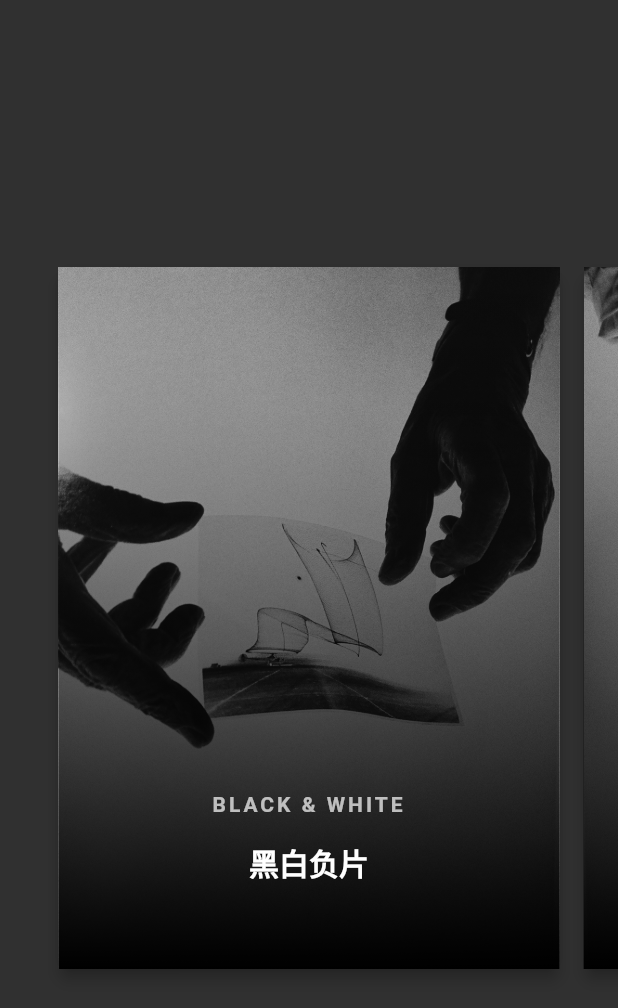
After one commit to QuincyJiang/FilmDev, a Flutter app: the IntroPageView screen opened directly, on a phone screen of 412 x 824 dp. The commit adds this screen. Shown: the top 1008 px of the screen. Run offline on Flutter 3.47's test engine with Material 2 defaults, Android fonts, the phone set to English and light mode, and no system bars; our stand-ins replace flare_flutter, sqflite; accounts and stored records are empty; statements that could not run were skipped.

Commit message:
[dev] add procedure select page

```diff
--- a/film_dev/lib/pages/main_page.dart
+++ b/film_dev/lib/pages/main_page.dart
@@ -8,7 +8,6 @@ import 'package:film_dev/pages/tips_page.dart';
 import 'package:flare_flutter/flare_actor.dart';
 import 'package:flutter/material.dart';
 import 'package:flutter/services.dart';
-import 'dart:io';
 
 
 class MainPage extends StatefulWidget {
@@ -26,8 +25,7 @@ class _MainPageState extends State<MainPage> with TickerProviderStateMixin{
 
   @override
   Widget build(BuildContext context) {
-    return WillPopScope(
-        child:  DefaultTabController(
+    return DefaultTabController(
           length: 4,
           child: Scaffold(
             key: _scaffoldKey,
@@ -132,12 +130,7 @@ class _MainPageState extends State<MainPage> with TickerProviderStateMixin{
               ),
             ),
           ),
-        ),
-        onWillPop: (){
-          return showDeleteConfigDialog(context);
-        }
-    );
-
+        );
   }
   @override
   void initState() {
@@ -169,27 +162,7 @@ class _MainPageState extends State<MainPage> with TickerProviderStateMixin{
     platform.invokeMethod("checkUpdate");
   }
 
-  Future<bool> showDeleteConfigDialog(BuildContext context){
-    return showDialog(
-      context: context,
-      builder: (BuildContext context) => AlertDialog(
-          title: const Text('要退出吗？'),
-          actions: <Widget>[
-            FlatButton(
-                child: const Text('取消'),
-                onPressed: () { Navigator.pop(context); }
-            ),
-            FlatButton(
-                child: const Text('确认'),
-                onPressed: () {
-                  exit(0);
-                  Navigator.pop(context);
-                }
-            )
-          ]
-      ),
-    );
-  }
+
   void toCollectionPage(){
     Navigator.of(_scaffoldKey.currentState.context).push(new MaterialPageRoute(
         builder: (BuildContext context) => CollectionPage()));
--- /dev/null
+++ b/film_dev/lib/pages/procedure_select_page.dart
@@ -0,0 +1,47 @@
+import 'package:film_dev/utils/device_util.dart';
+import 'package:film_dev/widgets/intro_page_view.dart';
+import 'package:flutter/material.dart';
+import 'dart:io';
+
+class ProcedureSelectPage extends StatefulWidget {
+  @override
+  _MyAppState createState() => new _MyAppState();
+}
+
+class _MyAppState extends State<ProcedureSelectPage> {
+  @override
+  void initState() {
+    super.initState();
+    DeviceUtil.instance.enterFullScreen();
+  }
+  @override
+  Widget build(BuildContext context) {
+    return WillPopScope(
+      child: IntroPageView(),
+        onWillPop: (){
+          return showDeleteConfigDialog(context);
+        }
+    );
+  }
+  Future<bool> showDeleteConfigDialog(BuildContext context){
+    return showDialog(
+      context: context,
+      builder: (BuildContext context) => AlertDialog(
+          title: const Text('要退出吗？'),
+          actions: <Widget>[
+            FlatButton(
+                child: const Text('取消'),
+                onPressed: () { Navigator.pop(context); }
+            ),
+            FlatButton(
+                child: const Text('确认'),
+                onPressed: () {
+                  exit(0);
+                  Navigator.pop(context);
+                }
+            )
+          ]
+      ),
+    );
+  }
+}
--- a/film_dev/lib/pages/splash_page.dart
+++ b/film_dev/lib/pages/splash_page.dart
@@ -1,5 +1,6 @@
 import 'package:film_dev/dao/dao.dart';
 import 'package:film_dev/pages/main_page.dart';
+import 'package:film_dev/pages/procedure_select_page.dart';
 import 'package:film_dev/utils/device_util.dart';
 import 'package:film_dev/widgets/splash_widget.dart';
 import 'package:flutter/material.dart';
@@ -22,7 +23,7 @@ class _MyAppState extends State<AppSplashPage> {
   Widget build(BuildContext context) {
     return new SplashWidget2(
       seconds: 3,
-      navigateAfterSeconds: MainPage(),
+      navigateAfterSeconds: ProcedureSelectPage(),
       description: Container(),
       title: Container(
           decoration: new BoxDecoration(color: Colors.black),
--- /dev/null
+++ b/film_dev/lib/widgets/data.dart
@@ -0,0 +1,18 @@
+class IntroItem {
+  IntroItem({
+    this.title,
+    this.category,
+    this.imageUrl,
+  });
+
+  final String title;
+  final String category;
+  final String imageUrl;
+}
+
+final sampleItems = <IntroItem>[
+  new IntroItem(title: '黑白负片', category: 'BLACK & WHITE', imageUrl: 'assets/splash.jpg',),
+  new IntroItem(title: '彩色负片', category: 'COLOR NEGATIVE', imageUrl: 'assets/splash2.jpg',),
+  new IntroItem(title: '彩色正片', category: 'COLOR POSITIVE', imageUrl: 'assets/splash2',),
+  new IntroItem(title: '电影胶片', category: 'MOVIE FILM', imageUrl: 'assets/splash2',),
+];
--- /dev/null
+++ b/film_dev/lib/widgets/intro_page_item.dart
@@ -0,0 +1,121 @@
+import 'package:film_dev/widgets/data.dart';
+import 'package:film_dev/widgets/page_transformer.dart';
+import 'package:flutter/material.dart';
+import 'package:meta/meta.dart';
+
+class IntroPageItem extends StatelessWidget {
+  IntroPageItem({
+    @required this.item,
+    @required this.pageVisibility,
+  });
+
+  final IntroItem item;
+  final PageVisibility pageVisibility;
+
+  Widget _applyTextEffects({
+    @required double translationFactor,
+    @required Widget child,
+  }) {
+    final double xTranslation = pageVisibility.pagePosition * translationFactor;
+
+    return Opacity(
+      opacity: pageVisibility.visibleFraction,
+      child: Transform(
+        alignment: FractionalOffset.topLeft,
+        transform: Matrix4.translationValues(
+          xTranslation,
+          0.0,
+          0.0,
+        ),
+        child: child,
+      ),
+    );
+  }
+
+  _buildTextContainer(BuildContext context) {
+    var textTheme = Theme.of(context).textTheme;
+    var categoryText = _applyTextEffects(
+      translationFactor: 300.0,
+      child: Text(
+        item.category,
+        style: textTheme.caption.copyWith(
+          color: Colors.white70,
+          fontWeight: FontWeight.bold,
+          letterSpacing: 2.0,
+          fontSize: 14.0,
+        ),
+        textAlign: TextAlign.center,
+      ),
+    );
+
+    var titleText = _applyTextEffects(
+      translationFactor: 200.0,
+      child: Padding(
+        padding: const EdgeInsets.only(top: 16.0),
+        child: Text(
+          item.title,
+          style: textTheme.title
+              .copyWith(color: Colors.white, fontWeight: FontWeight.bold),
+          textAlign: TextAlign.center,
+        ),
+      ),
+    );
+
+    return Positioned(
+      bottom: 56.0,
+      left: 32.0,
+      right: 32.0,
+      child: Column(
+        mainAxisSize: MainAxisSize.min,
+        children: [
+          categoryText,
+          titleText,
+        ],
+      ),
+    );
+  }
+
+  @override
+  Widget build(BuildContext context) {
+    var image = Image.asset(
+      item.imageUrl,
+      fit: BoxFit.cover,
+      alignment: FractionalOffset(
+        0.5 + (pageVisibility.pagePosition / 3),
+        0.5,
+      ),
+    );
+
+    var imageOverlayGradient = DecoratedBox(
+      decoration: BoxDecoration(
+        gradient: LinearGradient(
+          begin: FractionalOffset.bottomCenter,
+          end: FractionalOffset.topCenter,
+          colors: [
+            const Color(0xFF000000),
+            const Color(0x00000000),
+          ],
+        ),
+      ),
+    );
+
+    return Padding(
+      padding: const EdgeInsets.symmetric(
+        vertical: 16.0,
+        horizontal: 8.0,
+      ),
+      child: Material(
+        elevation: 4.0,
+        borderRadius: BorderRadius.circular(8.0),
+        child: Stack(
+          fit: StackFit.expand,
+          children: [
+            image,
+            imageOverlayGradient,
+            _buildTextContainer(context),
+          ],
+        ),
+      ),
+    );
+  }
+}
--- /dev/null
+++ b/film_dev/lib/widgets/intro_page_view.dart
@@ -0,0 +1,35 @@
+import 'package:film_dev/widgets/data.dart';
+import 'package:film_dev/widgets/intro_page_item.dart';
+import 'package:film_dev/widgets/page_transformer.dart';
+import 'package:flutter/material.dart';
+
+class IntroPageView extends StatelessWidget {
+  @override
+  Widget build(BuildContext context) {
+    return Scaffold(
+      body: Center(
+        child: SizedBox.fromSize(
+          size: const Size.fromHeight(500.0),
+          child: PageTransformer(
+            pageViewBuilder: (context, visibilityResolver) {
+              return PageView.builder(
+                controller: PageController(viewportFraction: 0.85),
+                itemCount: sampleItems.length,
+                itemBuilder: (context, index) {
+                  final item = sampleItems[index];
+                  final pageVisibility =
+                      visibilityResolver.resolvePageVisibility(index);
+
+                  return IntroPageItem(
+                    item: item,
+                    pageVisibility: pageVisibility,
+                  );
+                },
+              );
+            },
+          ),
+        ),
+      ),
+    );
+  }
+}
--- /dev/null
+++ b/film_dev/lib/widgets/page_transformer.dart
@@ -0,0 +1,129 @@
+import 'package:flutter/material.dart';
+import 'package:meta/meta.dart';
+
+/// A function that builds a [PageView] lazily.
+typedef PageView PageViewBuilder(
+    BuildContext context, PageVisibilityResolver visibilityResolver);
+
+/// A class that can be used to compute visibility information about
+/// the current page.
+class PageVisibilityResolver {
+  PageVisibilityResolver({
+    ScrollMetrics metrics,
+    double viewPortFraction,
+  }) : this._pageMetrics = metrics,
+        this._viewPortFraction = viewPortFraction;
+
+  final ScrollMetrics _pageMetrics;
+  final double _viewPortFraction;
+
+  /// Calculates visibility information for the page at [pageIndex].
+  /// Used inside PageViews' itemBuilder, but can be also used in a
+  /// simple PageView that simply has an array of children passed to it.
+  PageVisibility resolvePageVisibility(int pageIndex) {
+    final double pagePosition = _calculatePagePosition(pageIndex);
+    final double visiblePageFraction =
+        _calculateVisiblePageFraction(pageIndex, pagePosition);
+
+    return PageVisibility(
+      visibleFraction: visiblePageFraction,
+      pagePosition: pagePosition,
+    );
+  }
+
+  double _calculateVisiblePageFraction(int index, double pagePosition) {
+    if (pagePosition > -1.0 && pagePosition <= 1.0) {
+      return 1.0 - pagePosition.abs();
+    }
+
+    return 0.0;
+  }
+
+  double _calculatePagePosition(int index) {
+    final double viewPortFraction = _viewPortFraction ?? 1.0;
+    final double pageViewWidth =
+        (_pageMetrics?.viewportDimension ?? 1.0) * viewPortFraction;
+    final double pageX = pageViewWidth * index;
+    final double scrollX = (_pageMetrics?.pixels ?? 0.0);
+    final double pagePosition = (pageX - scrollX) / pageViewWidth;
+    final double safePagePosition = !pagePosition.isNaN ? pagePosition : 0.0;
+
+    if (safePagePosition > 1.0) {
+      return 1.0;
+    } else if (safePagePosition < -1.0) {
+      return -1.0;
+    }
+
+    return safePagePosition;
+  }
+}
+
+/// A class that contains visibility information about the current page.
+class PageVisibility {
+  PageVisibility({
+    @required this.visibleFraction,
+    @required this.pagePosition,
+  });
+
+  /// How much of the page is currently visible, between 0.0 and 1.0.
+  ///
+  /// For example, if only the half of the page is visible, the
+  /// value of this is going to be 0.5.
+  ///
+  /// This doesn't contain information about where the page is
+  /// disappearing to or appearing from. For that, see [pagePosition].
+  final double visibleFraction;
+
+  /// Tells the position of this page, relative to being visible in
+  /// a "non-dragging" position, between -1.0 and 1.0.
+  ///
+  /// For example, if the page is fully visible, this value equals 0.0.
+  ///
+  /// If the page is fully out of view on the right, this value is
+  /// going to be 1.0.
+  ///
+  /// Likewise, if the page is fully out of view, on the left, this
+  /// value is going to be -1.0.
+  final double pagePosition;
+}
+
+/// A widget for getting useful information about a pages' position
+/// and how much of it is visible in a PageView.
+///
+/// Note: Does not transform pages in any way, but provides the means
+/// to easily do it, in the form of [PageVisibility].
+class PageTransformer extends StatefulWidget {
+  PageTransformer({
+    @required this.pageViewBuilder,
+  });
+
+  final PageViewBuilder pageViewBuilder;
+
+  @override
+  _PageTransformerState createState() => _PageTransformerState();
+}
+
+class _PageTransformerState extends State<PageTransformer> {
+  PageVisibilityResolver _visibilityResolver;
+
+  @override
+  Widget build(BuildContext context) {
+    final pageView = widget.pageViewBuilder(
+        context, _visibilityResolver ?? PageVisibilityResolver());
+
+    final controller = pageView.controller;
+    final viewPortFraction = controller.viewportFraction;
+
+    return NotificationListener<ScrollNotification>(
+      onNotification: (ScrollNotification notification) {
+        setState(() {
+          _visibilityResolver = PageVisibilityResolver(
+            metrics: notification.metrics,
+            viewPortFraction: viewPortFraction,
+          );
+        });
+      },
+      child: pageView,
+    );
+  }
+}
```
